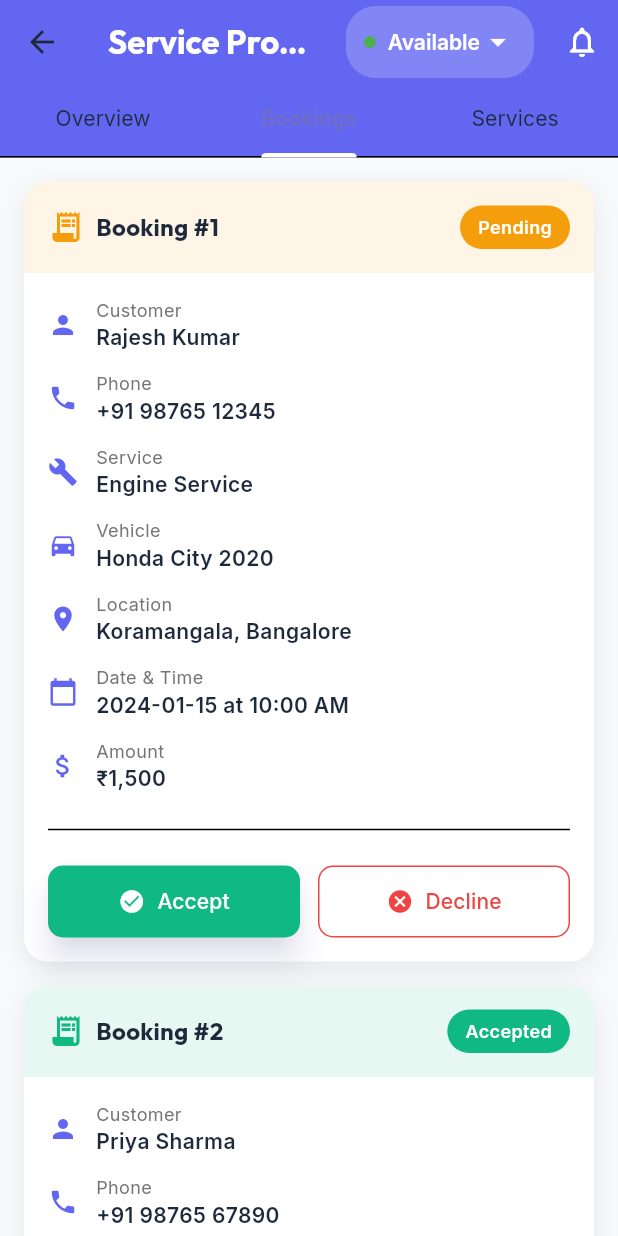
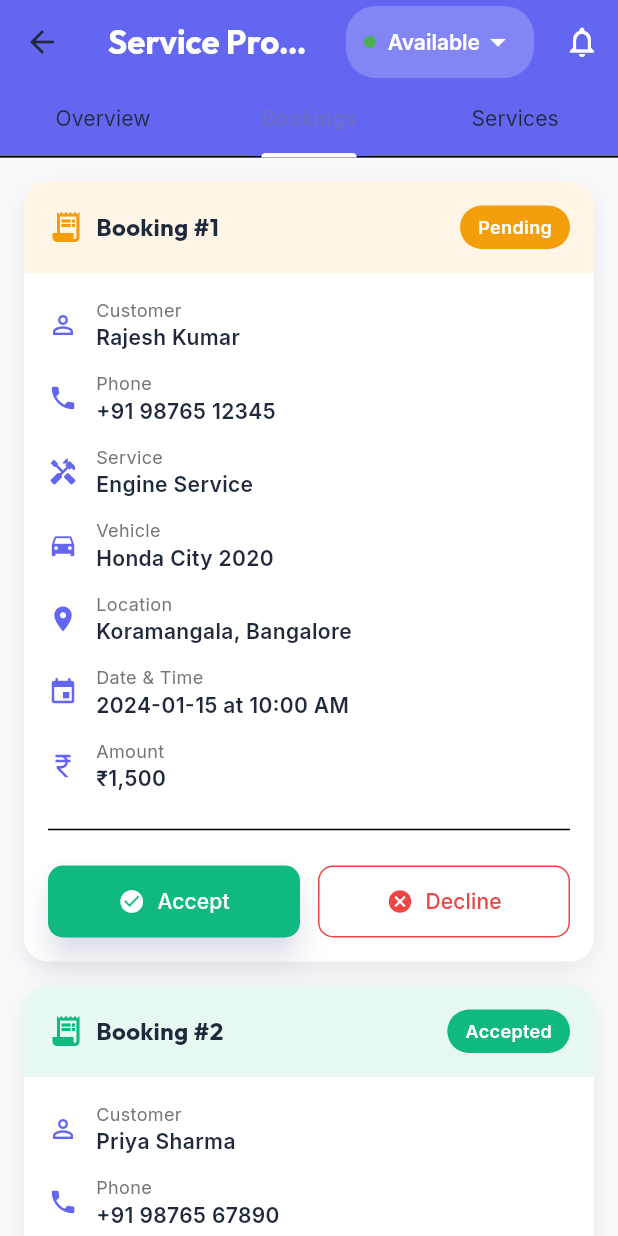
Before and after one commit to mechkeys791-arch/Dyganox, a Flutter app: the MechanicServiceDashboard screen opened directly, tab 2 chosen, on a phone screen of 412 x 824 dp. Run offline on Flutter 3.47's test engine with Material 3 defaults, Android fonts, the phone set to English and light mode, and no system bars; our stand-ins replace geolocator, google_fonts, google_maps_flutter, image_picker, shared_preferences; missing offline and left inert: flutter_polyline_points; accounts and stored records are empty.

Commit message:
changes made in the icons

```diff
--- a/lib/screens/mechanic/mechanic_service_dashboard.dart
+++ b/lib/screens/mechanic/mechanic_service_dashboard.dart
@@ -33,13 +33,13 @@ class _MechanicServiceDashboardState extends State<MechanicServiceDashboard> wit
 
   // Available services list
   final List<Map<String, dynamic>> _availableServices = [
-    {'name': 'General Repair', 'icon': Icons.build, 'color': Color(0xFF6366F1)},
-    {'name': 'Engine Service', 'icon': Icons.settings, 'color': Color(0xFFEF4444)},
-    {'name': 'Electrical Works', 'icon': Icons.electric_bolt, 'color': Color(0xFFF59E0B)},
-    {'name': 'Brake Service', 'icon': Icons.disc_full, 'color': Color(0xFF10B981)},
+    {'name': 'General Repair', 'icon': Icons.handyman, 'color': Color(0xFF6366F1)},
+    {'name': 'Engine Service', 'icon': Icons.settings_suggest, 'color': Color(0xFFEF4444)},
+    {'name': 'Electrical Works', 'icon': Icons.electrical_services, 'color': Color(0xFFF59E0B)},
+    {'name': 'Brake Service', 'icon': Icons.speed, 'color': Color(0xFF10B981)},
     {'name': 'AC Repair', 'icon': Icons.ac_unit, 'color': Color(0xFF3B82F6)},
-    {'name': 'Body Works', 'icon': Icons.car_repair, 'color': Color(0xFF8B5CF6)},
-    {'name': 'Tire Service', 'icon': Icons.circle, 'color': Color(0xFFEC4899)},
+    {'name': 'Body Works', 'icon': Icons.directions_car, 'color': Color(0xFF8B5CF6)},
+    {'name': 'Tire Service', 'icon': Icons.album_outlined, 'color': Color(0xFFEC4899)},
     {'name': 'Battery Service', 'icon': Icons.battery_charging_full, 'color': Color(0xFF14B8A6)},
   ];
 
@@ -292,7 +292,7 @@ class _MechanicServiceDashboardState extends State<MechanicServiceDashboard> wit
               color: Colors.white,
               border: Border.all(color: Colors.white, width: 3),
             ),
-            child: const Icon(Icons.person, size: 40, color: Color(0xFF6366F1)),
+            child: const Icon(Icons.account_circle, size: 40, color: Color(0xFF6366F1)),
           ),
           const SizedBox(width: 16),
           Expanded(
@@ -372,7 +372,7 @@ class _MechanicServiceDashboardState extends State<MechanicServiceDashboard> wit
           child: _buildStatCard(
             'Total Jobs',
             '${_mechanicProfile['completedJobs']}',
-            Icons.check_circle,
+            Icons.check_circle_outline,
             const Color(0xFF10B981),
           ),
         ),
@@ -381,7 +381,7 @@ class _MechanicServiceDashboardState extends State<MechanicServiceDashboard> wit
           child: _buildStatCard(
             'Pending',
             '${_bookings.where((b) => b['status'] == 'Pending').length}',
-            Icons.pending,
+            Icons.pending_actions,
             const Color(0xFFF59E0B),
           ),
         ),
@@ -499,7 +499,7 @@ class _MechanicServiceDashboardState extends State<MechanicServiceDashboard> wit
               color: const Color(0xFF6366F1).withOpacity(0.1),
               borderRadius: BorderRadius.circular(10),
             ),
-            child: const Icon(Icons.directions_car, color: Color(0xFF6366F1)),
+            child: const Icon(Icons.car_repair, color: Color(0xFF6366F1)),
           ),
           const SizedBox(width: 12),
           Expanded(
@@ -697,19 +697,19 @@ class _MechanicServiceDashboardState extends State<MechanicServiceDashboard> wit
             padding: const EdgeInsets.all(16),
             child: Column(
               children: [
-                _buildBookingInfoRow(Icons.person, 'Customer', booking['customerName']),
+                _buildBookingInfoRow(Icons.person_outline, 'Customer', booking['customerName']),
                 const SizedBox(height: 12),
                 _buildBookingInfoRow(Icons.phone, 'Phone', booking['customerPhone']),
                 const SizedBox(height: 12),
-                _buildBookingInfoRow(Icons.build, 'Service', booking['service']),
+                _buildBookingInfoRow(Icons.handyman, 'Service', booking['service']),
                 const SizedBox(height: 12),
                 _buildBookingInfoRow(Icons.directions_car, 'Vehicle', booking['vehicle']),
                 const SizedBox(height: 12),
                 _buildBookingInfoRow(Icons.location_on, 'Location', booking['location']),
                 const SizedBox(height: 12),
-                _buildBookingInfoRow(Icons.calendar_today, 'Date & Time', '${booking['date']} at ${booking['time']}'),
+                _buildBookingInfoRow(Icons.event, 'Date & Time', '${booking['date']} at ${booking['time']}'),
                 const SizedBox(height: 12),
-                _buildBookingInfoRow(Icons.attach_money, 'Amount', booking['amount']),
+                _buildBookingInfoRow(Icons.currency_rupee, 'Amount', booking['amount']),
 
                 if (isPending) ...[
                   const SizedBox(height: 16),
@@ -885,7 +885,7 @@ class _MechanicServiceDashboardState extends State<MechanicServiceDashboard> wit
         child: Center(
           child: Column(
             children: [
-              Icon(Icons.build_circle_outlined, size: 60, color: Colors.grey[400]),
+              Icon(Icons.handyman_outlined, size: 60, color: Colors.grey[400]),
               const SizedBox(height: 12),
               Text(
                 'No services added yet',
```
